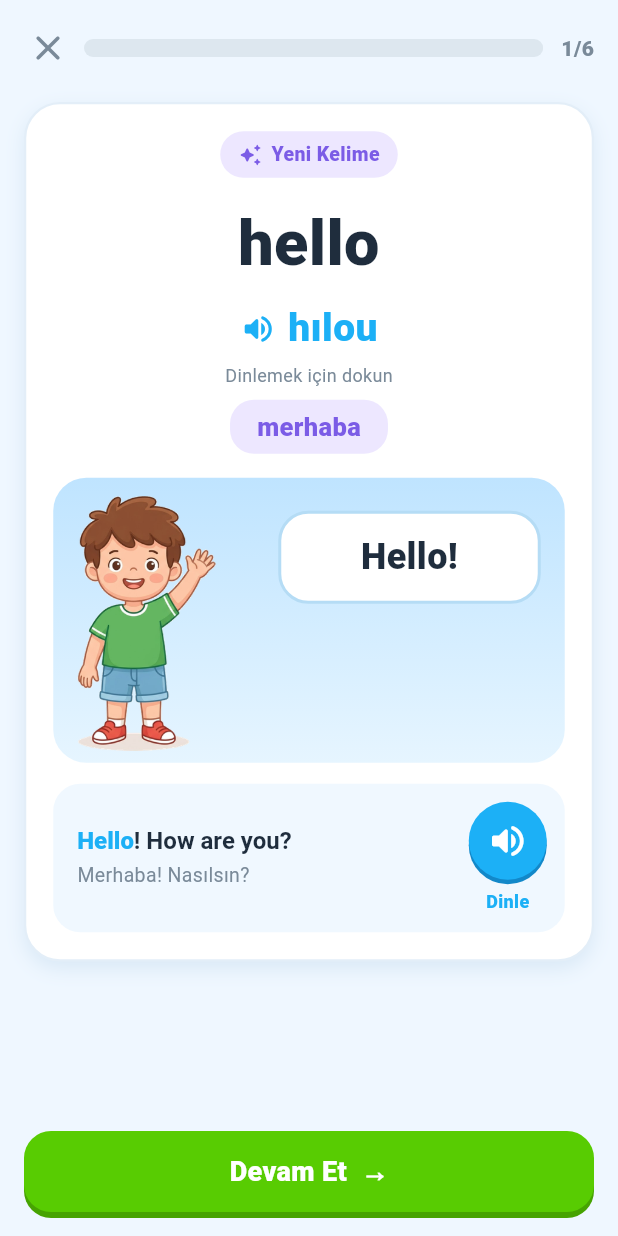
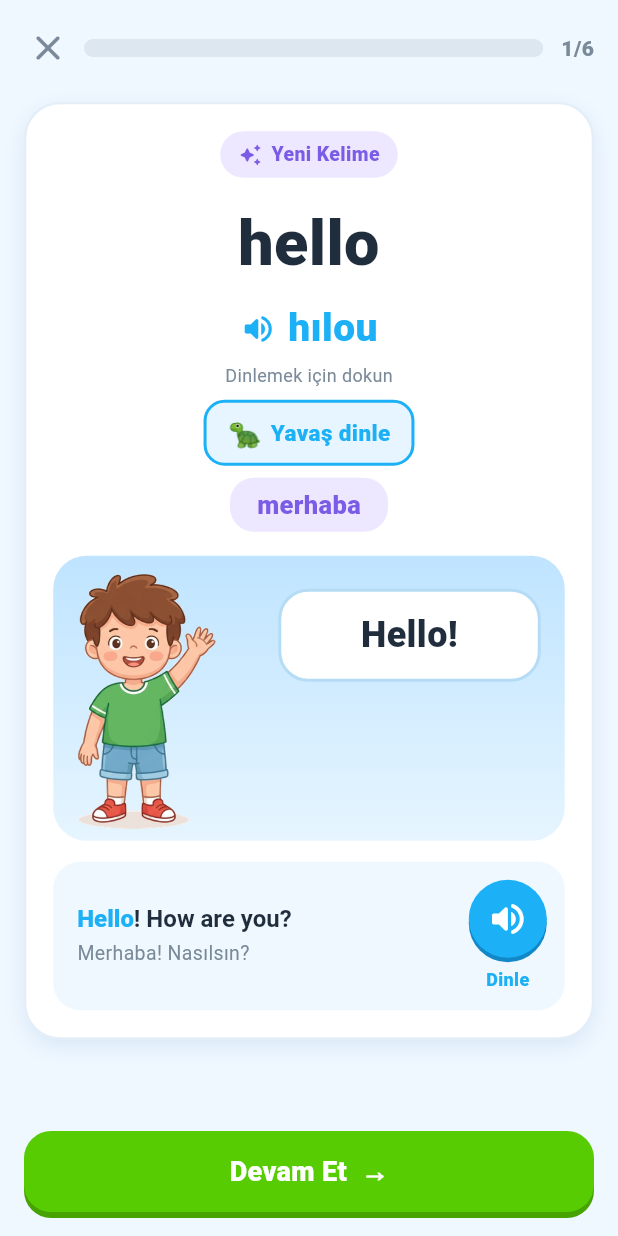
Before and after one commit to cngz190505/hop-english, a Flutter app: the HomeScreen screen opened directly, scrolled down 183 dp, after a tap on "Devam Et", on a phone screen of 412 x 824 dp. Run offline on Flutter 3.47's test engine with Material 3 defaults, Android fonts, the phone set to English and light mode, and no system bars; our stand-ins replace audioplayers, flutter_tts, shared_preferences; accounts and stored records are empty.

Commit message:
Add files via upload

```diff
--- a/lib/home_screen.dart
+++ b/lib/home_screen.dart
@@ -332,6 +332,18 @@ class _Bubble extends StatelessWidget {
 }
 
 /// Büyük yeşil "Devam Et" kartı: sıradaki dersi açar.
+/// Yarıda kalmış ders varsa "Kaldığın yer: ..." yazısı, yoksa null.
+String? _resumeText(int idx) {
+  final r = AppState.instance.resumeFor(idx);
+  if (r == null) return null;
+  final i = (r['i'] is int) ? (r['i'] as int) : 0;
+  if (r['stage'] == 'quiz') {
+    final total = (r['total'] is int) ? (r['total'] as int) : 0;
+    return total > 0 ? 'Kaldığın yer: Soru ${i + 1}/$total' : 'Kaldığın yerden devam';
+  }
+  return 'Kaldığın yer: Kelime ${i + 1}/${lessonsContent[idx].length}';
+}
+
 class _ContinueCard extends StatelessWidget {
   const _ContinueCard();
 
@@ -406,7 +418,7 @@ class _ContinueCard extends StatelessWidget {
                           ),
                         ),
                         Text(
-                          '${lessonsContent[idx].length} kelime',
+                          _resumeText(idx) ?? '${lessonsContent[idx].length} kelime',
                           style: const TextStyle(
                             fontSize: 13,
                             fontWeight: FontWeight.w800,
--- a/lib/lesson_screen.dart
+++ b/lib/lesson_screen.dart
@@ -11,31 +11,60 @@ const _purpleLight = Color(0xFFEDE7FF);
 /// [index]. dersi açar (0 = 1. ders). Ana sayfa butonu ve ders haritası bunu kullanır.
 void openLesson(BuildContext context, int index) {
   final i = index.clamp(0, lessonsContent.length - 1);
-  Navigator.of(context).push(
-    MaterialPageRoute(
-      builder: (_) => LessonScreen(words: lessonsContent[i], lessonIndex: i),
-    ),
-  );
+  // Yarıda bırakılmışsa kaldığı yerden devam eder.
+  final r = AppState.instance.resumeFor(i);
+  final Widget page;
+  if (r != null && r['stage'] == 'quiz') {
+    page = QuizScreen(words: lessonsContent[i], lessonIndex: i, resume: r);
+  } else {
+    final start = (r != null && r['i'] is int) ? (r['i'] as int) : 0;
+    page = LessonScreen(
+      words: lessonsContent[i],
+      lessonIndex: i,
+      startIndex: start.clamp(0, lessonsContent[i].length - 1),
+    );
+  }
+  Navigator.of(context).push(MaterialPageRoute(builder: (_) => page));
 }
 
 class LessonScreen extends StatefulWidget {
   final List<Word> words;
   final int lessonIndex;
-  const LessonScreen({super.key, required this.words, this.lessonIndex = 0});
+  final int startIndex; // kaldığı kelime
+  const LessonScreen({
+    super.key,
+    required this.words,
+    this.lessonIndex = 0,
+    this.startIndex = 0,
+  });
 
   @override
   State<LessonScreen> createState() => _LessonScreenState();
 }
 
 class _LessonScreenState extends State<LessonScreen> {
-  int _i = 0;
+  late int _i = widget.startIndex;
   final StudyTimer _timer = StudyTimer();
+
+  /// Sadece henüz bitmemiş derslerde kaldığı yer tutulur (tekrarlarda tutulmaz).
+  bool get _track => widget.lessonIndex >= AppState.instance.completedLessons;
+
+  void _saveResume() {
+    if (!_track) return;
+    AppState.instance.saveResume({
+      'lesson': widget.lessonIndex,
+      'stage': 'lesson',
+      'n': widget.words.length,
+      'i': _i,
+    });
+  }
 
   void _next() {
     _timer.tap();
     Speech.stop();
     if (_i < widget.words.length - 1) {
       setState(() => _i++);
+      _saveResume();
     } else {
       Navigator.of(context).pushReplacement(
         MaterialPageRoute(builder: (_) => QuizScreen(
@@ -51,6 +80,7 @@ class _LessonScreenState extends State<LessonScreen> {
   void dispose() {
     _timer.finish();
     Speech.stop();
+    AppState.instance.refreshLater();
     super.dispose();
   }
 
@@ -176,6 +206,35 @@ class _WordCard extends StatelessWidget {
           const Text(
             'Dinlemek için dokun',
             style: TextStyle(fontSize: 12, color: kMuted),
+          ),
+          const SizedBox(height: 8),
+          // Yavaş dinle: sesler net anlaşılsın diye daha yavaş okur.
+          GestureDetector(
+            onTap: () => Speech.speak(word.en, slow: true),
+            behavior: HitTestBehavior.opaque,
+            child: Container(
+              padding: const EdgeInsets.symmetric(horizontal: 14, vertical: 7),
+              decoration: BoxDecoration(
+                color: const Color(0xFFE6F5FF),
+                borderRadius: BorderRadius.circular(14),
+                border: Border.all(color: kBlue, width: 2),
+              ),
+              child: const Row(
+                mainAxisSize: MainAxisSize.min,
+                children: [
+                  Text('🐢', style: TextStyle(fontSize: 18)),
+                  SizedBox(width: 6),
+                  Text(
+                    'Yavaş dinle',
+                    style: TextStyle(
+                      fontSize: 15,
+                      fontWeight: FontWeight.w800,
+                      color: kBlue,
+                    ),
+                  ),
+                ],
+              ),
+            ),
           ),
           const SizedBox(height: 8),
           Container(
```
Also changed, not shown: lib/app_state.dart (+50 -0 lines), lib/quiz_screen.dart (+69 -0 lines).
